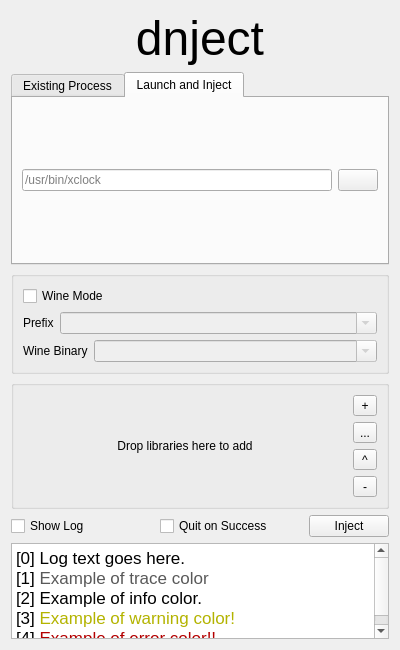
melvyn2/dnject, file ui/main.ui: the form before one commit.
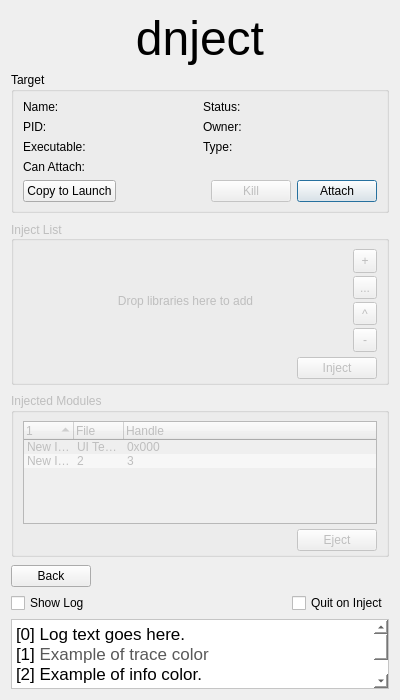
The form after the commit. The open tabs and pages were chosen to show the change. Icons and pictures are not drawn.

Commit message: UI v2, clean injector dependencies & uses

```diff
--- a/ui/main.ui
+++ b/ui/main.ui
@@ -7,7 +7,7 @@
     <x>0</x>
     <y>0</y>
     <width>400</width>
-    <height>650</height>
+    <height>700</height>
    </rect>
   </property>
   <property name="sizePolicy">
@@ -51,20 +51,33 @@
     </widget>
    </item>
    <item>
+    <widget class="QStackedWidget" name="main_stack">
+     <property name="currentIndex">
+      <number>0</number>
+     </property>
+     <widget class="QWidget" name="target_page">
+      <layout class="QVBoxLayout" name="verticalLayout_5">
+       <property name="leftMargin">
+        <number>0</number>
+       </property>
+       <property name="topMargin">
+        <number>0</number>
+       </property>
+       <property name="rightMargin">
+        <number>0</number>
+       </property>
+       <property name="bottomMargin">
+        <number>0</number>
+       </property>
+       <item>
     <widget class="QTabWidget" name="target_tabs">
      <property name="enabled">
       <bool>true</bool>
      </property>
-     <property name="sizePolicy">
-      <sizepolicy hsizetype="Expanding" vsizetype="Preferred">
-       <horstretch>0</horstretch>
-       <verstretch>4</verstretch>
-      </sizepolicy>
-     </property>
      <property name="currentIndex">
       <number>0</number>
      </property>
-     <widget class="QWidget" name="native_proc_tab">
+         <widget class="QWidget" name="proc_tab">
       <property name="sizePolicy">
        <sizepolicy hsizetype="Expanding" vsizetype="Preferred">
         <horstretch>0</horstretch>
@@ -194,14 +207,29 @@
        </sizepolicy>
       </property>
       <attribute name="title">
-       <string>Launch and Inject</string>
+           <string>Launch New Process</string>
       </attribute>
       <attribute name="toolTip">
        <string>Select an executable to launch as a child process and inject into</string>
       </attribute>
-      <layout class="QHBoxLayout" name="horizontalLayout_2">
-       <item>
-        <widget class="QLineEdit" name="target_path_edit">
+          <layout class="QGridLayout" name="gridLayout_2">
+           <property name="leftMargin">
+            <number>8</number>
+           </property>
+           <property name="rightMargin">
+            <number>8</number>
+           </property>
+           <property name="bottomMargin">
+            <number>3</number>
+           </property>
+           <property name="horizontalSpacing">
+            <number>8</number>
+           </property>
+           <property name="verticalSpacing">
+            <number>5</number>
+           </property>
+           <item row="0" column="1">
+            <widget class="QComboBox" name="exe_path_edit">
          <property name="sizePolicy">
           <sizepolicy hsizetype="Expanding" vsizetype="Fixed">
            <horstretch>0</horstretch>
@@ -209,57 +237,213 @@
           </sizepolicy>
          </property>
          <property name="toolTip">
-          <string>The path to target executable that dnject will launch</string>
-         </property>
+              <string>Path to the executable which dnject will probe and launch</string>
+             </property>
+             <property name="editable">
+              <bool>true</bool>
+             </property>
+             <property name="insertPolicy">
+              <enum>QComboBox::InsertAtTop</enum>
+             </property>
          <property name="placeholderText">
-          <string>/usr/bin/xclock</string>
+              <string>Executable Path</string>
          </property>
         </widget>
        </item>
+           <item row="4" column="0" colspan="3">
+            <widget class="QGroupBox" name="env_gbox">
+             <property name="title">
+              <string>Environment variables</string>
+             </property>
+             <layout class="QGridLayout" name="gridLayout_3">
+              <property name="leftMargin">
+               <number>8</number>
+              </property>
+              <property name="topMargin">
+               <number>8</number>
+              </property>
+              <property name="rightMargin">
+               <number>8</number>
+              </property>
+              <property name="bottomMargin">
+               <number>5</number>
+              </property>
+              <property name="horizontalSpacing">
+               <number>3</number>
+              </property>
+              <item row="2" column="1">
+               <widget class="QToolButton" name="env_del_button">
+                <property name="sizePolicy">
+                 <sizepolicy hsizetype="Fixed" vsizetype="Fixed">
+                  <horstretch>0</horstretch>
+                  <verstretch>1</verstretch>
+                 </sizepolicy>
+                </property>
+                <property name="text">
+                 <string>+</string>
+                </property>
+               </widget>
+              </item>
+              <item row="2" column="0" rowspan="3">
+               <widget class="QTreeWidget" name="env_table">
+                <property name="showDropIndicator" stdset="0">
+                 <bool>false</bool>
+                </property>
+                <property name="alternatingRowColors">
+                 <bool>true</bool>
+                </property>
+                <property name="rootIsDecorated">
+                 <bool>false</bool>
+                </property>
+                <property name="sortingEnabled">
+                 <bool>true</bool>
+                </property>
+                <column>
+                 <property name="text">
+                  <string>Key</string>
+                 </property>
+                </column>
+                <column>
+                 <property name="text">
+                  <string>Value</string>
+                 </property>
+                </column>
        <item>
-        <widget class="QPushButton" name="target_pick">
+                 <property name="text">
+                  <string>UI Test Var</string>
+                 </property>
+                 <property name="text">
+                  <string>1</string>
+                 </property>
+                </item>
+                <item>
+                 <property name="text">
+                  <string>UI Test 2</string>
+                 </property>
+                 <property name="text">
+                  <string>/bin</string>
+                 </property>
+                </item>
+               </widget>
+              </item>
+              <item row="0" column="0">
+               <widget class="QCheckBox" name="inherit_env_checkbox">
          <property name="toolTip">
-          <string>Open file picker to select target executable</string>
-         </property>
-        </widget>
-       </item>
-      </layout>
-     </widget>
-    </widget>
-   </item>
-   <item>
-    <widget class="QGroupBox" name="wine_mode_box">
+                 <string>Whether to include dnject's environment variables into the target launch environment.</string>
+                </property>
+                <property name="text">
+                 <string>Inherit environment</string>
+                </property>
+               </widget>
+              </item>
+              <item row="4" column="1">
+               <widget class="QToolButton" name="env_add_button">
+                <property name="enabled">
+                 <bool>false</bool>
+                </property>
+                <property name="sizePolicy">
+                 <sizepolicy hsizetype="Fixed" vsizetype="Fixed">
+                  <horstretch>0</horstretch>
+                  <verstretch>1</verstretch>
+                 </sizepolicy>
+                </property>
+                <property name="text">
+                 <string>-</string>
+                </property>
+               </widget>
+              </item>
+              <item row="3" column="1">
+               <spacer name="verticalSpacer">
+                <property name="orientation">
+                 <enum>Qt::Vertical</enum>
+                </property>
+                <property name="sizeHint" stdset="0">
+                 <size>
+                  <width>0</width>
+                  <height>0</height>
+                 </size>
+                </property>
+               </spacer>
+              </item>
+             </layout>
+            </widget>
+           </item>
+           <item row="0" column="0">
+            <widget class="QLabel" name="exe_label">
+             <property name="text">
+              <string>Executable</string>
+             </property>
+            </widget>
+           </item>
+           <item row="2" column="0">
+            <widget class="QLabel" name="cwd_label">
+             <property name="toolTip">
+              <string/>
+             </property>
+             <property name="text">
+              <string>Work Dir</string>
+             </property>
+            </widget>
+           </item>
+           <item row="0" column="2">
+            <widget class="QToolButton" name="exe_pick">
+             <property name="text">
+              <string/>
+             </property>
+            </widget>
+           </item>
+           <item row="2" column="2">
+            <widget class="QToolButton" name="cwd_pick">
+             <property name="text">
+              <string/>
+             </property>
+            </widget>
+           </item>
+           <item row="2" column="1">
+            <widget class="QComboBox" name="cwd_path_edit">
      <property name="sizePolicy">
       <sizepolicy hsizetype="Expanding" vsizetype="Fixed">
        <horstretch>0</horstretch>
        <verstretch>0</verstretch>
       </sizepolicy>
      </property>
-     <property name="title">
-      <string/>
-     </property>
-     <layout class="QVBoxLayout" name="verticalLayout_4">
+             <property name="toolTip">
+              <string>Optional path to the working directory in which the target will launch</string>
+             </property>
+             <property name="editable">
+              <bool>true</bool>
+             </property>
+             <property name="insertPolicy">
+              <enum>QComboBox::InsertAtTop</enum>
+             </property>
+             <property name="placeholderText">
+              <string>Working Directory (Optional)</string>
+             </property>
+            </widget>
+           </item>
+          </layout>
+         </widget>
+        </widget>
+       </item>
       <item>
-       <widget class="QCheckBox" name="wine_check">
+        <widget class="QGroupBox" name="wine_mode_gbox">
         <property name="toolTip">
-         <string>Wine Mode filters processes to those in wine environments, and injects libraries using win32 APIs rather than linux methods.
-Linux Only.</string>
-        </property>
-        <property name="text">
+          <string>Enable windows library injection in wine context of target</string>
+         </property>
+         <property name="title">
          <string>Wine Mode</string>
         </property>
-       </widget>
-      </item>
-      <item>
-       <layout class="QHBoxLayout" name="wine_prefix_layout">
-        <item>
-         <widget class="QLabel" name="wine_prefix_label">
-          <property name="text">
-           <string>Prefix</string>
-          </property>
-         </widget>
-        </item>
-        <item>
+         <property name="checkable">
+          <bool>true</bool>
+         </property>
+         <property name="checked">
+          <bool>false</bool>
+         </property>
+         <layout class="QGridLayout" name="wine_gbox_layout">
+          <property name="sizeConstraint">
+           <enum>QLayout::SetMinimumSize</enum>
+          </property>
+          <item row="0" column="1">
          <widget class="QComboBox" name="wine_prefix">
           <property name="enabled">
            <bool>false</bool>
@@ -281,18 +465,14 @@
           </property>
          </widget>
         </item>
-       </layout>
-      </item>
-      <item>
-       <layout class="QHBoxLayout" name="wine_loc_layout">
-        <item>
+          <item row="1" column="0">
          <widget class="QLabel" name="wine_loc_label">
           <property name="text">
            <string>Wine Binary</string>
           </property>
          </widget>
         </item>
-        <item>
+          <item row="1" column="1">
          <widget class="QComboBox" name="wine_loc">
           <property name="enabled">
            <bool>false</bool>
@@ -317,39 +497,245 @@
           </property>
          </widget>
         </item>
-       </layout>
+          <item row="0" column="0">
+           <widget class="QLabel" name="wine_prefix_label">
+            <property name="text">
+             <string>Prefix</string>
+            </property>
+           </widget>
+          </item>
+         </layout>
+        </widget>
+       </item>
+       <item>
+        <layout class="QHBoxLayout" name="probe_btn_layout">
+         <item>
+          <spacer name="probe_btn_spacer">
+           <property name="orientation">
+            <enum>Qt::Horizontal</enum>
+           </property>
+           <property name="sizeHint" stdset="0">
+            <size>
+             <width>0</width>
+             <height>0</height>
+            </size>
+           </property>
+          </spacer>
+         </item>
+         <item>
+          <widget class="QPushButton" name="probe_button">
+           <property name="enabled">
+            <bool>false</bool>
+           </property>
+           <property name="text">
+            <string>Probe</string>
+           </property>
+           <property name="autoDefault">
+            <bool>true</bool>
+           </property>
+           <property name="default">
+            <bool>true</bool>
+           </property>
+          </widget>
+         </item>
+        </layout>
+       </item>
+      </layout>
+     </widget>
+     <widget class="QWidget" name="attach_inject_page">
+      <layout class="QVBoxLayout" name="verticalLayout_6">
+       <property name="spacing">
+        <number>8</number>
+       </property>
+       <property name="leftMargin">
+        <number>0</number>
+       </property>
+       <property name="topMargin">
+        <number>0</number>
+       </property>
+       <property name="rightMargin">
+        <number>0</number>
+       </property>
+       <property name="bottomMargin">
+        <number>0</number>
+       </property>
+       <item>
+        <widget class="QGroupBox" name="target_gbox">
+         <property name="title">
+          <string>Target</string>
+         </property>
+         <property name="flat">
+          <bool>false</bool>
+         </property>
+         <property name="checkable">
+          <bool>false</bool>
+         </property>
+         <layout class="QGridLayout" name="target_gbox_layout">
+          <property name="sizeConstraint">
+           <enum>QLayout::SetMinimumSize</enum>
+          </property>
+          <property name="topMargin">
+           <number>8</number>
+          </property>
+          <property name="bottomMargin">
+           <number>8</number>
+          </property>
+          <item row="2" column="1">
+           <widget class="QLabel" name="t_user">
+            <property name="text">
+             <string>Owner:</string>
+            </property>
+           </widget>
+          </item>
+          <item row="2" column="0">
+           <widget class="QLabel" name="t_pid">
+            <property name="text">
+             <string>PID:</string>
+            </property>
+           </widget>
+          </item>
+          <item row="3" column="1">
+           <widget class="QLabel" name="t_type">
+            <property name="text">
+             <string>Type:</string>
+            </property>
+           </widget>
+          </item>
+          <item row="4" column="0" colspan="2">
+           <widget class="QLabel" name="t_has_perms">
+            <property name="toolTip">
+             <string>UI Placeholder: elaborate on status here</string>
+            </property>
+            <property name="text">
+             <string>Can Attach:</string>
+            </property>
+           </widget>
+          </item>
+          <item row="3" column="0">
+           <widget class="QLabel" name="t_exe">
+            <property name="text">
+             <string>Executable:</string>
+            </property>
+            <property name="wordWrap">
+             <bool>true</bool>
+            </property>
+           </widget>
+          </item>
+          <item row="6" column="0" colspan="2">
+           <layout class="QHBoxLayout" name="t_actions">
+            <item>
+             <widget class="QPushButton" name="copy_or_launch_button">
+              <property name="toolTip">
+               <string>Copy target process information to Launch page</string>
+              </property>
+              <property name="text">
+               <string>Copy to Launch</string>
+              </property>
+             </widget>
+            </item>
+            <item>
+             <spacer name="t_actions_spacer">
+              <property name="orientation">
+               <enum>Qt::Horizontal</enum>
+              </property>
+              <property name="sizeHint" stdset="0">
+               <size>
+                <width>0</width>
+                <height>0</height>
+               </size>
+              </property>
+             </spacer>
+            </item>
+            <item>
+             <widget class="QPushButton" name="kill_button">
+              <property name="enabled">
+               <bool>false</bool>
+              </property>
+              <property name="sizePolicy">
+               <sizepolicy hsizetype="Preferred" vsizetype="Fixed">
+                <horstretch>0</horstretch>
+                <verstretch>0</verstretch>
+               </sizepolicy>
+              </property>
+              <property name="toolTip">
+               <string>(violently)</string>
+              </property>
+              <property name="text">
+               <string>Kill</string>
+              </property>
+             </widget>
+            </item>
+            <item>
+             <widget class="QPushButton" name="attach_button">
+              <property name="sizePolicy">
+               <sizepolicy hsizetype="Preferred" vsizetype="Fixed">
+                <horstretch>0</horstretch>
+                <verstretch>0</verstretch>
+               </sizepolicy>
+              </property>
+              <property name="toolTip">
+               <string>Attempt to gain control of the process. This can involve privelege elevation depending on the platform and target.</string>
+              </property>
+              <property name="text">
+               <string>Attach</string>
+              </property>
+              <property name="autoDefault">
+               <bool>true</bool>
+              </property>
+              <property name="default">
+               <bool>true</bool>
+              </property>
+             </widget>
+            </item>
+           </layout>
+          </item>
+          <item row="1" column="0">
+           <widget class="QLabel" name="t_name">
+            <property name="text">
+             <string>Name:</string>
+            </property>
+           </widget>
+          </item>
+          <item row="1" column="1">
+           <widget class="QLabel" name="t_status">
+            <property name="text">
+             <string>Status:</string>
+            </property>
+           </widget>
       </item>
      </layout>
     </widget>
    </item>
    <item>
     <widget class="QGroupBox" name="lib_list_gbox">
-     <property name="sizePolicy">
-      <sizepolicy hsizetype="Expanding" vsizetype="Preferred">
-       <horstretch>0</horstretch>
-       <verstretch>2</verstretch>
-      </sizepolicy>
+         <property name="enabled">
+          <bool>false</bool>
      </property>
      <property name="title">
-      <string/>
+          <string>Inject List</string>
      </property>
      <property name="alignment">
-      <set>Qt::AlignCenter</set>
-     </property>
-     <layout class="QHBoxLayout" name="horizontalLayout">
+          <set>Qt::AlignLeading|Qt::AlignLeft|Qt::AlignVCenter</set>
+         </property>
+         <layout class="QVBoxLayout" name="lib_list_gbox_layout">
+          <property name="spacing">
+           <number>5</number>
+          </property>
+          <property name="sizeConstraint">
+           <enum>QLayout::SetMinimumSize</enum>
+          </property>
+          <property name="topMargin">
+           <number>8</number>
+          </property>
+          <property name="bottomMargin">
+           <number>3</number>
+          </property>
       <item>
        <layout class="QGridLayout" name="lib_list_layout">
-        <item row="0" column="0">
-         <widget class="QLabel" name="lib_drag_label">
-          <property name="text">
-           <string>Drop libraries here to add</string>
-          </property>
-          <property name="alignment">
-           <set>Qt::AlignCenter</set>
-          </property>
-         </widget>
-        </item>
-        <item row="0" column="0">
+            <property name="verticalSpacing">
+             <number>3</number>
+            </property>
+            <item row="0" column="0" rowspan="4">
          <widget class="QListWidget" name="lib_list">
           <property name="toolTip">
            <string>List of libraries to inject to target.
@@ -378,14 +764,29 @@
           </property>
          </widget>
         </item>
-       </layout>
-      </item>
-      <item>
-       <layout class="QVBoxLayout" name="lib_button_layout">
-        <item>
+            <item row="3" column="1">
+             <widget class="QToolButton" name="lib_del">
+              <property name="enabled">
+               <bool>false</bool>
+              </property>
+              <property name="sizePolicy">
+               <sizepolicy hsizetype="Preferred" vsizetype="Preferred">
+                <horstretch>0</horstretch>
+                <verstretch>0</verstretch>
+               </sizepolicy>
+              </property>
+              <property name="toolTip">
+               <string>Remove library from injection list</string>
+              </property>
+              <property name="text">
+               <string>-</string>
+              </property>
+             </widget>
+            </item>
+            <item row="0" column="1">
          <widget class="QToolButton" name="lib_add">
           <property name="sizePolicy">
-           <sizepolicy hsizetype="Preferred" vsizetype="Fixed">
+               <sizepolicy hsizetype="Preferred" vsizetype="Preferred">
             <horstretch>0</horstretch>
             <verstretch>0</verstretch>
            </sizepolicy>
@@ -405,10 +806,10 @@
           </property>
          </widget>
         </item>
-        <item>
+            <item row="1" column="1">
          <widget class="QToolButton" name="lib_pick">
           <property name="sizePolicy">
-           <sizepolicy hsizetype="Preferred" vsizetype="Fixed">
+               <sizepolicy hsizetype="Preferred" vsizetype="Preferred">
             <horstretch>0</horstretch>
             <verstretch>0</verstretch>
            </sizepolicy>
@@ -425,16 +826,19 @@
           </property>
          </widget>
         </item>
-        <item>
+            <item row="2" column="1">
          <widget class="QToolButton" name="lib_move">
+              <property name="enabled">
+               <bool>false</bool>
+              </property>
           <property name="sizePolicy">
-           <sizepolicy hsizetype="Preferred" vsizetype="Fixed">
+               <sizepolicy hsizetype="Preferred" vsizetype="Preferred">
             <horstretch>0</horstretch>
             <verstretch>0</verstretch>
            </sizepolicy>
           </property>
           <property name="toolTip">
-           <string>Move library up in injection list</string>
+               <string>Move library upwards in injection list</string>
           </property>
           <property name="text">
            <string>^</string>
@@ -445,29 +849,190 @@
           </property>
          </widget>
         </item>
+            <item row="0" column="0" rowspan="4">
+             <widget class="QLabel" name="lib_drag_label">
+              <property name="text">
+               <string>Drop libraries here to add</string>
+              </property>
+              <property name="alignment">
+               <set>Qt::AlignCenter</set>
+              </property>
+             </widget>
+            </item>
+           </layout>
+          </item>
         <item>
-         <widget class="QToolButton" name="lib_del">
-          <property name="sizePolicy">
-           <sizepolicy hsizetype="Preferred" vsizetype="Fixed">
-            <horstretch>0</horstretch>
-            <verstretch>0</verstretch>
-           </sizepolicy>
-          </property>
-          <property name="toolTip">
-           <string>Remove library from injection list</string>
-          </property>
+           <layout class="QHBoxLayout" name="inject_btn_layout">
+            <item>
+             <spacer name="inject_btn_spacer">
+              <property name="orientation">
+               <enum>Qt::Horizontal</enum>
+              </property>
+              <property name="sizeHint" stdset="0">
+               <size>
+                <width>0</width>
+                <height>0</height>
+               </size>
+              </property>
+             </spacer>
+            </item>
+            <item>
+             <widget class="QPushButton" name="inject_button">
+              <property name="enabled">
+               <bool>false</bool>
+              </property>
           <property name="text">
-           <string>-</string>
-          </property>
-          <property name="icon">
-           <iconset theme="list-remove">
-            <normaloff>.</normaloff>.</iconset>
-          </property>
-         </widget>
-        </item>
+               <string>Inject</string>
+              </property>
+             </widget>
+            </item>
+           </layout>
+          </item>
+         </layout>
+        </widget>
+       </item>
+       <item>
+        <widget class="QGroupBox" name="module_list_gbox">
+         <property name="enabled">
+          <bool>false</bool>
+         </property>
+         <property name="title">
+          <string>Injected Modules</string>
+         </property>
+         <layout class="QVBoxLayout" name="verticalLayout_7">
+          <property name="spacing">
+           <number>5</number>
+          </property>
+          <property name="sizeConstraint">
+           <enum>QLayout::SetMinimumSize</enum>
+          </property>
+          <property name="topMargin">
+           <number>8</number>
+          </property>
+          <property name="bottomMargin">
+           <number>3</number>
+          </property>
+          <item>
+           <widget class="QTreeWidget" name="module_list">
+            <property name="editTriggers">
+             <set>QAbstractItemView::NoEditTriggers</set>
+            </property>
+            <property name="showDropIndicator" stdset="0">
+             <bool>false</bool>
+            </property>
+            <property name="alternatingRowColors">
+             <bool>true</bool>
+            </property>
+            <property name="rootIsDecorated">
+             <bool>false</bool>
+            </property>
+            <property name="uniformRowHeights">
+             <bool>true</bool>
+            </property>
+            <property name="sortingEnabled">
+             <bool>true</bool>
+            </property>
+            <property name="headerHidden">
+             <bool>false</bool>
+            </property>
+            <attribute name="headerDefaultSectionSize">
+             <number>50</number>
+            </attribute>
+            <column>
+             <property name="text">
+              <string/>
+             </property>
+            </column>
+            <column>
+             <property name="text">
+              <string>File</string>
+             </property>
+            </column>
+            <column>
+             <property name="text">
+              <string>Handle</string>
+             </property>
+            </column>
+            <item>
+             <property name="text">
+              <string>New Item</string>
+             </property>
+             <property name="text">
+              <string>UI Test lib</string>
+             </property>
+             <property name="text">
+              <string>0x000</string>
+             </property>
+            </item>
+            <item>
+             <property name="text">
+              <string>New Item</string>
+             </property>
+             <property name="text">
+              <string>2</string>
+             </property>
+             <property name="text">
+              <string>3</string>
+             </property>
+            </item>
+           </widget>
+          </item>
+          <item>
+           <layout class="QHBoxLayout" name="eject_btn_layout">
+            <item>
+             <spacer name="eject_spacer">
+              <property name="orientation">
+               <enum>Qt::Horizontal</enum>
+              </property>
+              <property name="sizeHint" stdset="0">
+               <size>
+                <width>0</width>
+                <height>0</height>
+               </size>
+              </property>
+             </spacer>
+            </item>
+            <item>
+             <widget class="QPushButton" name="eject_button">
+              <property name="enabled">
+               <bool>false</bool>
+              </property>
+              <property name="text">
+               <string>Eject</string>
+              </property>
+             </widget>
+            </item>
        </layout>
       </item>
      </layout>
+        </widget>
+       </item>
+       <item>
+        <layout class="QHBoxLayout" name="return_btn_layout">
+         <item>
+          <widget class="QPushButton" name="return_button">
+           <property name="text">
+            <string>Back</string>
+           </property>
+          </widget>
+         </item>
+         <item>
+          <spacer name="horizontalSpacer">
+           <property name="orientation">
+            <enum>Qt::Horizontal</enum>
+           </property>
+           <property name="sizeHint" stdset="0">
+            <size>
+             <width>0</width>
+             <height>0</height>
+            </size>
+           </property>
+          </spacer>
+         </item>
+        </layout>
+       </item>
+      </layout>
+     </widget>
     </widget>
    </item>
    <item>
@@ -482,29 +1047,26 @@
        </property>
       </widget>
      </item>
+     <item>
+      <spacer name="horizontalSpacer_2">
+       <property name="orientation">
+        <enum>Qt::Horizontal</enum>
+       </property>
+       <property name="sizeHint" stdset="0">
+        <size>
+         <width>0</width>
+         <height>0</height>
+        </size>
+       </property>
+      </spacer>
+     </item>
      <item>
       <widget class="QCheckBox" name="quit_done_check">
        <property name="toolTip">
         <string>Close dnject if all libraries are sucessfully injected</string>
        </property>
        <property name="text">
-        <string>Quit on Success</string>
-       </property>
-      </widget>
-     </item>
-     <item>
-      <widget class="QPushButton" name="inject">
-       <property name="sizePolicy">
-        <sizepolicy hsizetype="Fixed" vsizetype="Fixed">
-         <horstretch>0</horstretch>
-         <verstretch>0</verstretch>
-        </sizepolicy>
-       </property>
-       <property name="toolTip">
-        <string>Injects added libraries to the target process, or starts the target executable with the added libaries injected</string>
-       </property>
-       <property name="text">
-        <string>Inject</string>
+        <string>Quit on Inject</string>
        </property>
       </widget>
      </item>
@@ -515,12 +1077,15 @@
      <property name="sizePolicy">
       <sizepolicy hsizetype="Expanding" vsizetype="Preferred">
        <horstretch>0</horstretch>
-       <verstretch>2</verstretch>
+       <verstretch>0</verstretch>
       </sizepolicy>
      </property>
      <property name="visible">
       <bool>false</bool>
      </property>
+     <property name="styleSheet">
+      <string notr="true">background-color: rgba(255,255,255,255)</string>
+     </property>
      <property name="readOnly">
       <bool>true</bool>
      </property>
```
Lines whose indentation alone changed are shown as unchanged. The commit also changes 7 other files.
